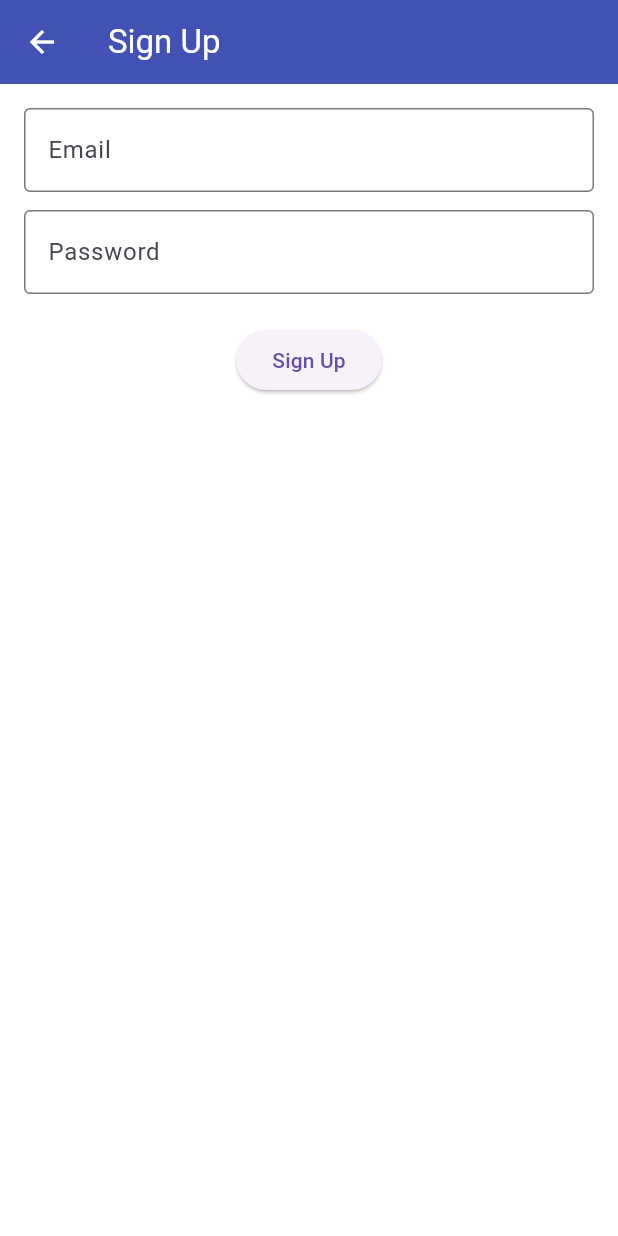
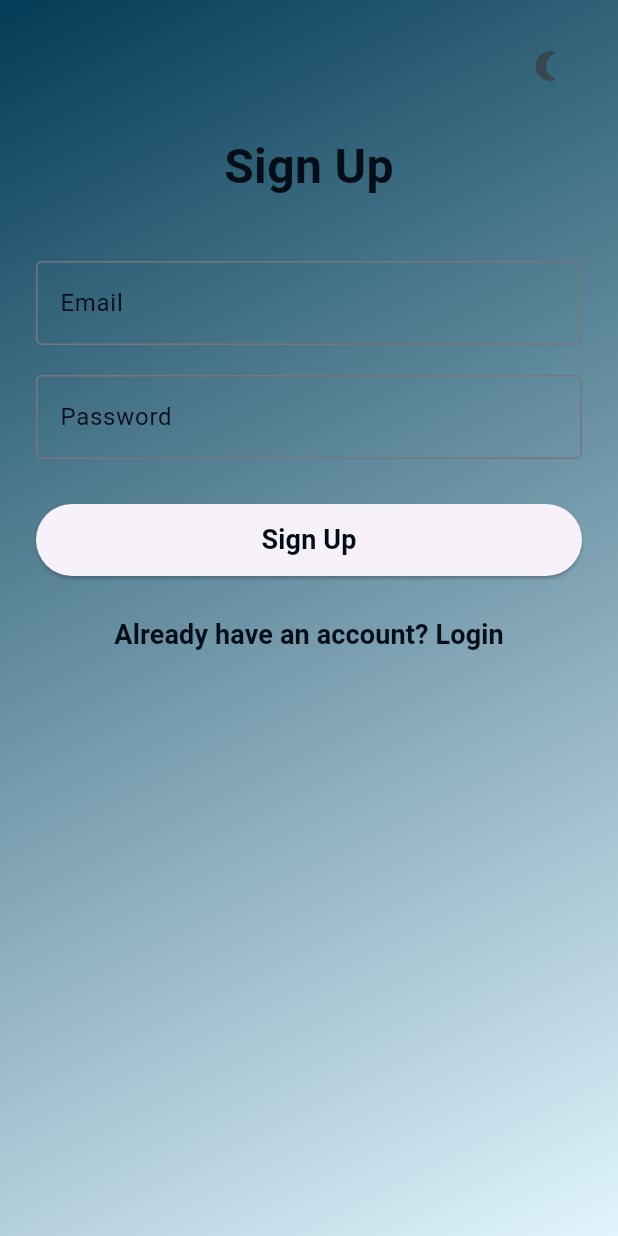
Before and after one commit to Mithun1502/deardays, a Flutter app: the SignupPage screen opened by its route, on a phone screen of 412 x 824 dp. Run offline on Flutter 3.47's test engine with Material 3 defaults, Android fonts, the light colour scheme and no system bars; our stand-ins replace bloc, equatable, firebase_auth, firebase_core, flutter_bloc, flutter_staggered_animations and 4 more; accounts and stored records are empty.

Commit message:
🚀 Your update message

```diff
--- a/lib/features/auth/presentation/pages/signup_page.dart
+++ b/lib/features/auth/presentation/pages/signup_page.dart
@@ -1,67 +1,179 @@
 import 'package:flutter/material.dart';
 import 'package:flutter_bloc/flutter_bloc.dart';
 import 'package:dear_days/features/auth/bloc/auth_bloc.dart';
+import 'package:dear_days/features/settings/theme/theme_bloc.dart';
+import 'package:dear_days/app_theme.dart';
 
 class SignupPage extends StatefulWidget {
-  const SignupPage({Key? key}) : super(key: key);
+  const SignupPage({super.key});
 
   @override
   State<SignupPage> createState() => _SignupPageState();
 }
 
 class _SignupPageState extends State<SignupPage> {
-  final _emailController = TextEditingController();
-  final _passwordController = TextEditingController();
+  final TextEditingController _emailController = TextEditingController();
+  final TextEditingController _passwordController = TextEditingController();
 
-  void _signup() {
+  @override
+  void dispose() {
+    _emailController.dispose();
+    _passwordController.dispose();
+    super.dispose();
+  }
+
+  void _signup(BuildContext context) {
     final email = _emailController.text.trim();
     final password = _passwordController.text.trim();
-    context.read<AuthBloc>().add(SignUpWithEmailEvent(email, password));
+
+    if (email.isNotEmpty && password.isNotEmpty) {
+      context.read<AuthBloc>().add(
+            SignUpWithEmailEvent(email, password),
+          );
+    } else {
+      ScaffoldMessenger.of(context).showSnackBar(
+        const SnackBar(content: Text("Please enter email and password")),
+      );
+    }
   }
 
   @override
   Widget build(BuildContext context) {
-    return Scaffold(
-      appBar: AppBar(title: const Text('Sign Up')),
-      body: BlocConsumer<AuthBloc, AuthState>(
+    final isDark = context.watch<ThemeBloc>().state.isDarkMode;
+    final gradient = isDark ? darkGradient : lightGradient;
+
+    return BlocConsumer<AuthBloc, AuthState>(
       listener: (context, state) {
         if (state is AuthSuccess) {
+          ScaffoldMessenger.of(context).showSnackBar(
+            const SnackBar(content: Text("Signup successful!")),
+          );
           Navigator.pushReplacementNamed(context, '/home');
         }
+
         if (state is AuthFailure) {
-            ScaffoldMessenger.of(context)
-                .showSnackBar(SnackBar(content: Text(state.error)));
+          String errorMsg = state.error;
+          if (errorMsg.contains("email-already-in-use")) {
+            errorMsg =
+                "This email is already registered. Please login instead.";
+            Future.delayed(const Duration(seconds: 2), () {
+              Navigator.pushReplacementNamed(context, '/login');
+            });
+          }
+          ScaffoldMessenger.of(context).showSnackBar(
+            SnackBar(content: Text(errorMsg)),
+          );
         }
       },
       builder: (context, state) {
-          if (state is AuthLoading) {
-            return const Center(child: CircularProgressIndicator());
-          }
-
-          return Padding(
-            padding: const EdgeInsets.all(16.0),
-            child: Column(
+        return Container(
+          decoration: BoxDecoration(
+            gradient: gradient,
+          ),
+          child: Scaffold(
+            backgroundColor: Colors.transparent,
+            body: SafeArea(
+              child: Padding(
+                padding: const EdgeInsets.symmetric(horizontal: 24.0),
+                child: ListView(
                   children: [
+                    const SizedBox(height: 20),
+                    Align(
+                      alignment: Alignment.topRight,
+                      child: IconButton(
+                        icon: Icon(
+                          isDark ? Icons.wb_sunny : Icons.nightlight_round,
+                          color:
+                              isDark ? Colors.white : Colors.blueGrey.shade800,
+                        ),
+                        onPressed: () {
+                          context.read<ThemeBloc>().add(ToggleThemeEvent());
+                        },
+                        tooltip: 'Toggle Dark Mode',
+                      ),
+                    ),
+                    const SizedBox(height: 20),
+                    Text(
+                      'Sign Up',
+                      textAlign: TextAlign.center,
+                      style: TextStyle(
+                        fontSize: 32,
+                        fontWeight: FontWeight.bold,
+                        color: isDark
+                            ? Colors.white
+                            : const Color.fromARGB(255, 1, 14, 24),
+                      ),
+                    ),
+                    const SizedBox(height: 40),
                     TextField(
                       controller: _emailController,
-                  decoration: const InputDecoration(labelText: 'Email'),
+                      decoration: InputDecoration(
+                        labelText: 'Email',
+                        labelStyle: TextStyle(
+                          color: isDark
+                              ? Colors.white
+                              : const Color.fromARGB(255, 1, 14, 24),
                         ),
-                const SizedBox(height: 12),
+                        border: const OutlineInputBorder(),
+                      ),
+                    ),
+                    const SizedBox(height: 20),
                     TextField(
                       controller: _passwordController,
                       obscureText: true,
-                  decoration: const InputDecoration(labelText: 'Password'),
+                      decoration: InputDecoration(
+                        labelText: 'Password',
+                        labelStyle: TextStyle(
+                          color: isDark
+                              ? Colors.white
+                              : const Color.fromARGB(255, 1, 14, 24),
                         ),
-                const SizedBox(height: 20),
-                ElevatedButton(
-                  onPressed: _signup,
-                  child: const Text('Sign Up'),
+                        border: const OutlineInputBorder(),
+                      ),
+                    ),
+                    const SizedBox(height: 30),
+                    SizedBox(
+                      width: double.infinity,
+                      height: 48,
+                      child: state is AuthLoading
+                          ? const Center(child: CircularProgressIndicator())
+                          : ElevatedButton(
+                              onPressed: () => _signup(context),
+                              child: Text(
+                                'Sign Up',
+                                style: TextStyle(
+                                  fontSize: 18,
+                                  color: isDark
+                                      ? Colors.white
+                                      : const Color.fromARGB(255, 1, 14, 24),
+                                  fontWeight: FontWeight.bold,
+                                ),
+                              ),
+                            ),
+                    ),
+                    const SizedBox(height: 15),
+                    TextButton(
+                      onPressed: () {
+                        Navigator.pushNamed(context, '/login');
+                      },
+                      child: Text(
+                        "Already have an account? Login",
+                        style: TextStyle(
+                          fontSize: 18,
+                          color: isDark
+                              ? Colors.white
+                              : const Color.fromARGB(255, 1, 14, 24),
+                          fontWeight: FontWeight.w600,
+                        ),
+                      ),
                     ),
                   ],
                 ),
+              ),
+            ),
+          ),
         );
       },
-      ),
     );
   }
 }
```
Lines whose indentation alone changed are shown as unchanged.
